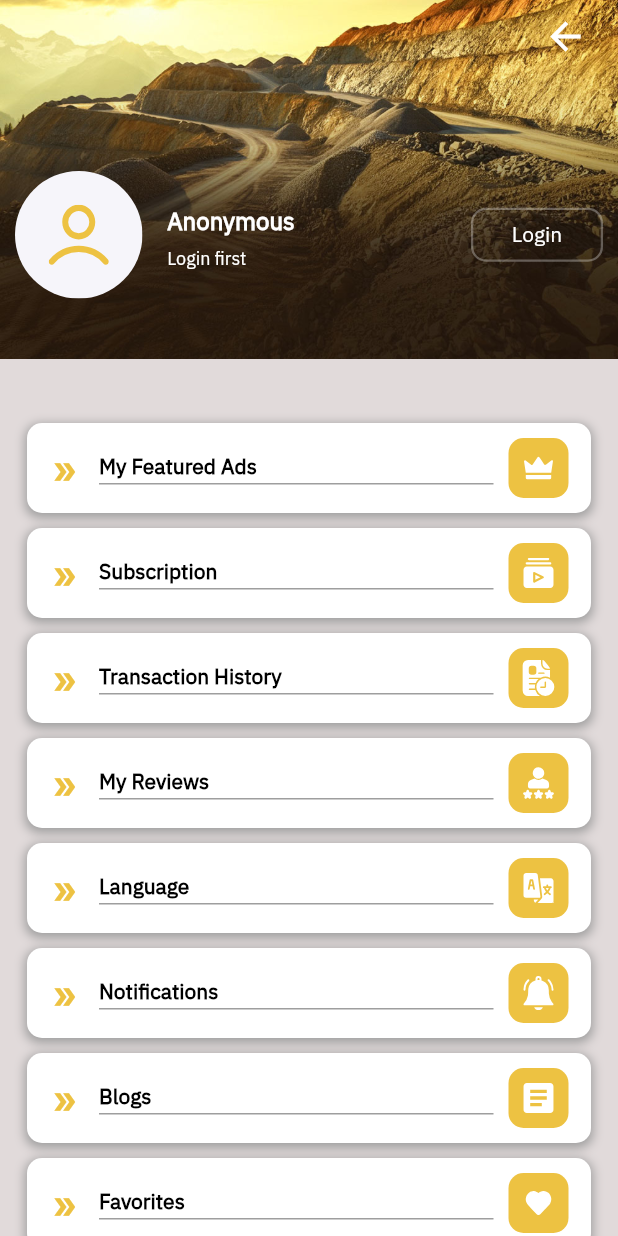
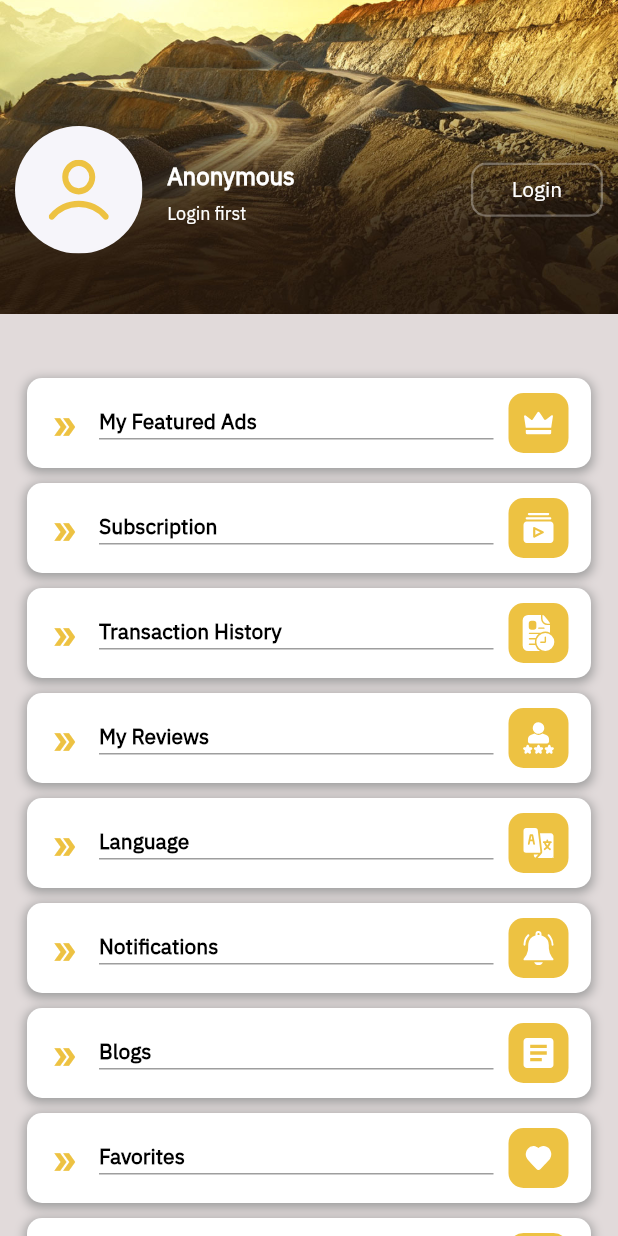
Before and after one commit to mohamed-sd/AlaaeldinMohamede_Enjaz-main, a Flutter app: the ProfileScreen screen opened by its route, on a phone screen of 412 x 824 dp. Run offline on Flutter 3.47's test engine with Material 3 defaults, Android fonts, the phone set to English and light mode, and no system bars; our stand-ins replace audioplayers, awesome_notifications, bloc, cached_network_image, connectivity_plus, country_picker and 36 more; missing offline and left inert: android_intent_plus, any_link_preview, device_region, encrypt, flutter_pdfview, flutter_stripe and 6 more; accounts and stored records are empty; network calls fail.

Commit message:
Eide Update2

```diff
--- a/lib/ui/screens/settings/profile_setting.dart
+++ b/lib/ui/screens/settings/profile_setting.dart
@@ -100,7 +100,7 @@ Widget contentWidget(ProfileSettingFetchSuccess state, BuildContext context) {
             child: Row(
               mainAxisAlignment: MainAxisAlignment.center,
               children: [
-                CustomText("بريق",
+                CustomText("إنجاز",
                   textAlign: TextAlign.center,
                   fontWeight: FontWeight.w800,
                   fontSize: context.font.large,),
@@ -112,7 +112,7 @@ Widget contentWidget(ProfileSettingFetchSuccess state, BuildContext context) {
                   child: UiUtils.getSvg("assets/svg/Logo/placeholder.svg",fit: BoxFit.cover, width: 70 , height: 70 ),
                 ),
 
-                CustomText("Bareeq",
+                CustomText("Enjaz",
                   textAlign: TextAlign.center,
                   fontWeight: FontWeight.w800,
                   fontSize: context.font.large,),
--- a/lib/ui/screens/user_profile/profile_screen.dart
+++ b/lib/ui/screens/user_profile/profile_screen.dart
@@ -648,21 +648,21 @@ class _ProfileScreenState extends State<ProfileScreen>
                   SizedBox(height: 9,),
                   Padding(
                     padding: EdgeInsets.only(right: 20),
-                    child: InkWell(
-                      onTap: (){
-                        Navigator.pop(context);
-                      }
-                      ,child: Align(
-                        alignment: Alignment.topRight,
-                        child:
-                          InkWell(
-                              onTap: (){
-                                Navigator.pop(context);
-                              },
-                              child: Icon(Icons.arrow_back , color: Colors.white , size: 30 , weight: 20, )),
-
-                      ),
-                    ),
+                    // child: InkWell(
+                    //   onTap: (){
+                    //     Navigator.pop(context);
+                    //   }
+                    //   ,child: Align(
+                    //     alignment: Alignment.topRight,
+                    //     child:
+                    //       InkWell(
+                    //           onTap: (){
+                    //             Navigator.pop(context);
+                    //           },
+                    //           child: Icon(Icons.arrow_back , color: Colors.white , size: 30 , weight: 20, )),
+                    //
+                    //   ),
+                    // ),
                   ),
                   SizedBox(
                     height: 65,
```
Also changed, not shown: lib/ui/screens/navigations/home_guide.dart (+10 -10 lines), lib/ui/screens/navigations/home_screen.dart (+10 -10 lines).
